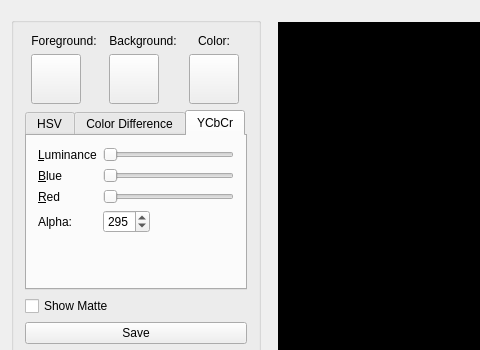
Above: mainwidget.ui from k8/ChromaKey before the change; both pictures show x 0 to 480 and y 0 to 350 of the 708 by 528 pixel window. Below: the same form after it.
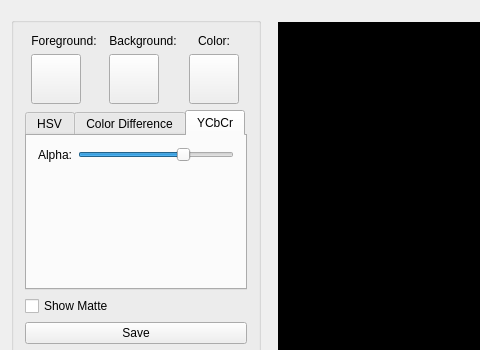
That is the form after the change. The open tabs and pages were chosen to show the change. Custom widgets are drawn as their Qt base class.

The edit to the form file:
```diff
--- a/mainwidget.ui
+++ b/mainwidget.ui
@@ -344,79 +344,22 @@
                 <enum>QFormLayout::ExpandingFieldsGrow</enum>
                </property>
                <item row="0" column="0">
-                <widget class="QLabel" name="luminanceLabel">
-                 <property name="text">
-                  <string>&amp;Luminance</string>
-                 </property>
-                 <property name="buddy">
-                  <cstring>luminanceSlider</cstring>
-                 </property>
-                </widget>
-               </item>
-               <item row="1" column="0">
-                <widget class="QLabel" name="blueLabel">
-                 <property name="text">
-                  <string>&amp;Blue</string>
-                 </property>
-                 <property name="buddy">
-                  <cstring>blueSlider</cstring>
-                 </property>
-                </widget>
-               </item>
-               <item row="1" column="1">
-                <widget class="QSlider" name="blueSlider">
-                 <property name="maximum">
-                  <number>255</number>
-                 </property>
-                 <property name="orientation">
-                  <enum>Qt::Horizontal</enum>
-                 </property>
-                </widget>
-               </item>
-               <item row="2" column="0">
-                <widget class="QLabel" name="redLabel">
-                 <property name="text">
-                  <string>&amp;Red</string>
-                 </property>
-                 <property name="buddy">
-                  <cstring>redSlider</cstring>
-                 </property>
-                </widget>
-               </item>
-               <item row="2" column="1">
-                <widget class="QSlider" name="redSlider">
-                 <property name="maximum">
-                  <number>255</number>
-                 </property>
-                 <property name="orientation">
-                  <enum>Qt::Horizontal</enum>
-                 </property>
-                </widget>
-               </item>
-               <item row="0" column="1">
-                <widget class="QSlider" name="luminanceSlider">
-                 <property name="maximum">
-                  <number>360</number>
-                 </property>
-                 <property name="orientation">
-                  <enum>Qt::Horizontal</enum>
-                 </property>
-                </widget>
-               </item>
-               <item row="3" column="0">
                 <widget class="QLabel" name="label_5">
                  <property name="text">
                   <string>Alpha:</string>
                  </property>
                 </widget>
                </item>
-               <item row="3" column="1">
-                <widget class="QSpinBox" name="alphaSpinBox">
+               <item row="0" column="1">
+                <widget class="QSlider" name="alphaSlider">
                  <property name="maximum">
                   <number>360</number>
                  </property>
                  <property name="value">
-                  <number>295</number>
+                  <number>250</number>
+                 </property>
+                 <property name="orientation">
+                  <enum>Qt::Horizontal</enum>
                  </property>
                 </widget>
                </item>
@@ -970,6 +913,11 @@
    <extends>QLabel</extends>
    <header>movielabel.h</header>
   </customwidget>
+  <customwidget>
+   <class>MovieSlider</class>
+   <extends>QSlider</extends>
+   <header>movieslider.h</header>
+  </customwidget>
  </customwidgets>
  <resources/>
  <connections/>
```
Left out of the diff: 4 changed lines with no effect on the pictures.
